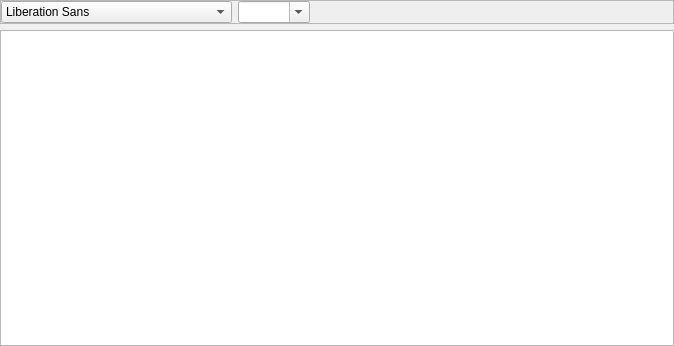
Before: the Qt Designer form Beeftext/Combo/ComboEditor.ui in xmichelo/Beeftext, drawn with Qt 5.
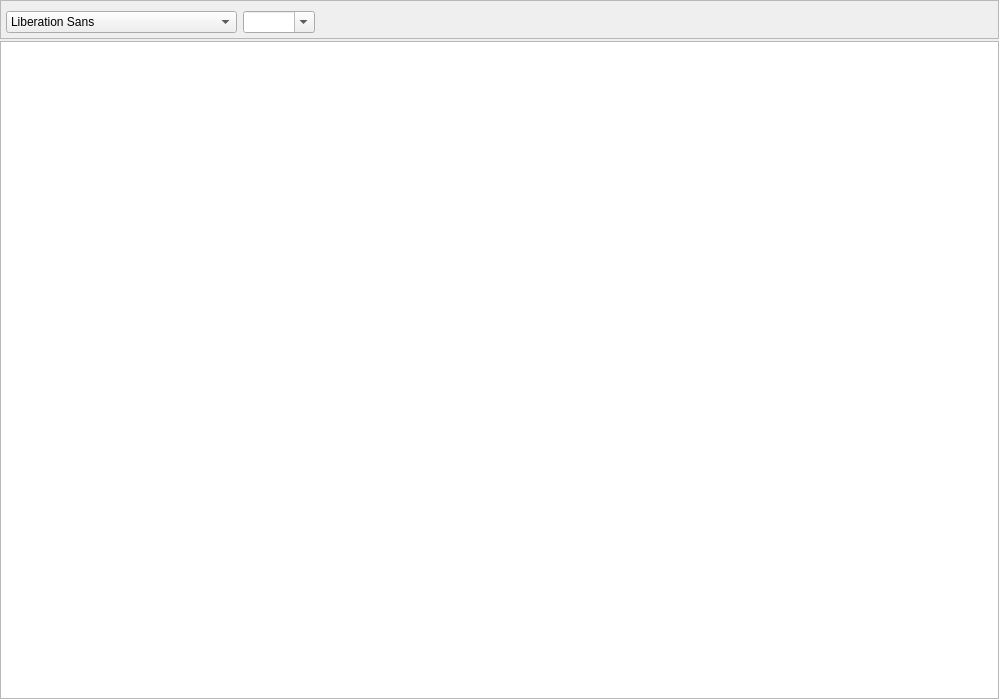
After: the same form once the commit is applied. Custom widgets are drawn as their Qt base class.

Commit message: Rich text editor now supports color change.

Diff of the .ui file:
```diff
--- a/Beeftext/Combo/ComboEditor.ui
+++ b/Beeftext/Combo/ComboEditor.ui
@@ -6,14 +6,17 @@
    <rect>
     <x>0</x>
     <y>0</y>
-    <width>674</width>
-    <height>346</height>
+    <width>999</width>
+    <height>699</height>
    </rect>
   </property>
   <property name="windowTitle">
    <string>Form</string>
   </property>
-  <layout class="QVBoxLayout" name="verticalLayout">
+  <layout class="QVBoxLayout" name="verticalLayout" stretch="0,1">
+   <property name="spacing">
+    <number>2</number>
+   </property>
    <property name="leftMargin">
     <number>0</number>
    </property>
@@ -36,37 +39,98 @@
      </property>
      <layout class="QHBoxLayout" name="horizontalLayout">
       <property name="leftMargin">
-       <number>0</number>
+       <number>5</number>
       </property>
       <property name="topMargin">
-       <number>0</number>
+       <number>5</number>
       </property>
       <property name="rightMargin">
-       <number>0</number>
+       <number>5</number>
       </property>
       <property name="bottomMargin">
        <number>0</number>
       </property>
       <item>
-       <widget class="QFontComboBox" name="comboFontFamily">
-        <property name="focusPolicy">
-         <enum>Qt::NoFocus</enum>
+       <layout class="QGridLayout" name="gridLayout">
+        <property name="verticalSpacing">
+         <number>0</number>
         </property>
-        <property name="editable">
-         <bool>false</bool>
-        </property>
-        <property name="currentFont">
-         <font>
-          <family>Arial</family>
-         </font>
-        </property>
-       </widget>
+        <item row="1" column="0">
+         <widget class="QFontComboBox" name="comboFontFamily">
+          <property name="focusPolicy">
+           <enum>Qt::NoFocus</enum>
+          </property>
+          <property name="editable">
+           <bool>false</bool>
+          </property>
+          <property name="currentFont">
+           <font>
+            <family>Arial</family>
+           </font>
+          </property>
+         </widget>
+        </item>
+        <item row="1" column="1">
+         <widget class="QComboBox" name="comboFontSize">
+          <property name="editable">
+           <bool>true</bool>
+          </property>
+         </widget>
+        </item>
+        <item row="0" column="0" colspan="3">
+         <spacer name="verticalSpacer_2">
+          <property name="orientation">
+           <enum>Qt::Vertical</enum>
+          </property>
+          <property name="sizeHint" stdset="0">
+           <size>
+            <width>20</width>
+            <height>0</height>
+           </size>
+          </property>
+         </spacer>
+        </item>
+        <item row="2" column="0" colspan="3">
+         <spacer name="verticalSpacer">
+          <property name="orientation">
+           <enum>Qt::Vertical</enum>
+          </property>
+          <property name="sizeHint" stdset="0">
+           <size>
+            <width>20</width>
+            <height>0</height>
+           </size>
+          </property>
+         </spacer>
+        </item>
+       </layout>
       </item>
       <item>
-       <widget class="QComboBox" name="comboFontSize">
-        <property name="editable">
-         <bool>true</bool>
+       <widget class="QToolButton" name="buttonColor">
+        <property name="minimumSize">
+         <size>
+          <width>32</width>
+          <height>32</height>
+         </size>
         </property>
+        <property name="maximumSize">
+         <size>
+          <width>32</width>
+          <height>32</height>
+         </size>
+        </property>
+        <property name="styleSheet">
+         <string notr="true">border:none;</string>
+        </property>
+        <property name="text">
+         <string/>
+        </property>
+        <property name="iconSize">
+         <size>
+          <width>32</width>
+          <height>32</height>
+         </size>
+        </property>
        </widget>
       </item>
       <item>
@@ -76,8 +140,8 @@
         </property>
         <property name="sizeHint" stdset="0">
          <size>
-          <width>615</width>
-          <height>1</height>
+          <width>40</width>
+          <height>20</height>
          </size>
         </property>
        </spacer>
```
Left out of the diff: 33 changed lines with no effect on the pictures. The commit also changes 4 other files.
